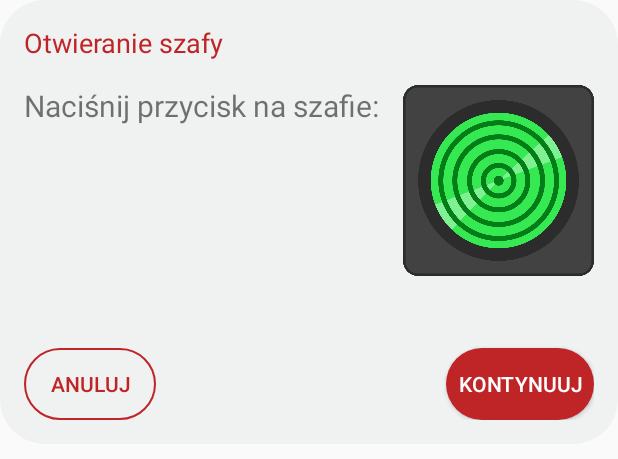
After one commit to Magg-SI/Szafy, an Android app: the layout fragment_dialog_open_locker.xml on its own in the app's theme, with its tools: preview values and no code run, on a phone screen of 412 x 824 dp. The commit adds this screen. Shown: the top 459 px of the screen. Run offline under Robolectric (Android 15) with nearby library versions, the phone set to English and light mode, and no system bars.

Commit message:
open locker dialog

```diff
--- a/app/src/main/java/pl/tysia/martech/BusinessLogic/Domain/User.kt
+++ b/app/src/main/java/pl/tysia/martech/BusinessLogic/Domain/User.kt
@@ -1,7 +1,8 @@
-package pl.tysia.maggwarehouse.BusinessLogic.Domain
+package pl.tysia.martech.BusinessLogic.Domain
 
 import android.content.Context
 import android.preference.PreferenceManager
+import pl.tysia.maggwarehouse.BusinessLogic.Domain.UserType
 
 class User(var login: String) {
     var password : String? = null
--- a/app/src/main/java/pl/tysia/martech/Persistance/ApiClients/LoginClient.kt
+++ b/app/src/main/java/pl/tysia/martech/Persistance/ApiClients/LoginClient.kt
@@ -1,6 +1,6 @@
 package pl.tysia.maggwarehouse.Persistance
 
-import pl.tysia.maggwarehouse.BusinessLogic.Domain.User
+import pl.tysia.martech.BusinessLogic.Domain.User
 import pl.tysia.martech.Persistance.Result
 
 interface LoginClient {
--- a/app/src/main/java/pl/tysia/martech/Persistance/ApiClients/LoginClientImpl.kt
+++ b/app/src/main/java/pl/tysia/martech/Persistance/ApiClients/LoginClientImpl.kt
@@ -1,8 +1,7 @@
 package pl.tysia.martech.Persistance.ApiClients
 
-import android.text.BoringLayout
 import org.json.JSONObject
-import pl.tysia.maggwarehouse.BusinessLogic.Domain.User
+import pl.tysia.martech.BusinessLogic.Domain.User
 import pl.tysia.maggwarehouse.BusinessLogic.Domain.UserType
 import pl.tysia.maggwarehouse.Persistance.LoginClient
 import pl.tysia.martech.Persistance.Connection.URLConnectionManagerImpl
@@ -72,6 +71,7 @@ class LoginClientImpl : LoginClient {
         val resCode = jsonRes.getInt(JSON_ERROR_CODE)
         val resMessage = jsonRes.getString(JSON_ERROR_MESSAGE)
 
+        if (resCode == OK){
             val userID = jsonRes.getInt("userID")
             val token = jsonRes.getString("token")
             val isAdmin = jsonRes.getBoolean("isAdmin")
@@ -81,6 +81,7 @@ class LoginClientImpl : LoginClient {
             user.token = token
             user.type = if (isAdmin) UserType.ADMIN else UserType.WORKER
             user.lockerID  = szafaID
+        }
 
         return Result<User>(user, resCode, resMessage)
     }
--- a/app/src/main/java/pl/tysia/martech/Persistance/ApiClients/LoginClientMock.kt
+++ b/app/src/main/java/pl/tysia/martech/Persistance/ApiClients/LoginClientMock.kt
@@ -1,6 +1,6 @@
 package pl.tysia.maggwarehouse.Persistance
 
-import pl.tysia.maggwarehouse.BusinessLogic.Domain.User
+import pl.tysia.martech.BusinessLogic.Domain.User
 import pl.tysia.maggwarehouse.BusinessLogic.Domain.UserType
 import pl.tysia.martech.Persistance.Result
 
--- a/app/src/main/java/pl/tysia/martech/Presentation/UserInterface/Activities/LoginActivity.kt
+++ b/app/src/main/java/pl/tysia/martech/Presentation/UserInterface/Activities/LoginActivity.kt
@@ -25,13 +25,11 @@ import android.content.Intent
 import android.support.v7.app.AlertDialog
 import android.support.v7.widget.Toolbar
 import android.view.MenuItem
-import android.widget.Toast
 
 import kotlinx.android.synthetic.main.activity_login.*
 import pl.tysia.martech.R
-import pl.tysia.maggwarehouse.BusinessLogic.Domain.User
+import pl.tysia.martech.BusinessLogic.Domain.User
 import pl.tysia.maggwarehouse.Persistance.LoginClient
-import pl.tysia.maggwarehouse.Persistance.LoginClientMock
 import pl.tysia.martech.Persistance.ApiClients.LoginClientImpl
 import pl.tysia.martech.Persistance.Result
 
@@ -267,6 +265,8 @@ class LoginActivity : AppCompatActivity(), LoaderCallbacks<Cursor> {
                 Result.RESULT_OK ->
                     openMainActivity()
             }
+
+            showProgress(false)
         }
 
         override fun onCancelled() {
--- a/app/src/main/java/pl/tysia/martech/Presentation/UserInterface/Activities/PasswordChangeActivity.kt
+++ b/app/src/main/java/pl/tysia/martech/Presentation/UserInterface/Activities/PasswordChangeActivity.kt
@@ -14,10 +14,9 @@ import android.text.TextUtils
 import android.view.MenuItem
 import android.view.View
 import android.widget.Toast
-import kotlinx.android.synthetic.main.activity_login.*
 import kotlinx.android.synthetic.main.activity_password_change.*
 import kotlinx.android.synthetic.main.app_bar.*
-import pl.tysia.maggwarehouse.BusinessLogic.Domain.User
+import pl.tysia.martech.BusinessLogic.Domain.User
 import pl.tysia.martech.Persistance.ApiClients.LoginClientImpl
 import pl.tysia.martech.Persistance.Result
 import pl.tysia.martech.R
@@ -168,7 +167,6 @@ class PasswordChangeActivity : AppCompatActivity() {
             showProgress(false)
 
             when {
-                result != null -> okDialog(getString(R.string.exception_occurres), result.resultMessage)
 
                 result?.resultCode == Result.RESULT_OK -> {
                     finish()
@@ -177,6 +175,7 @@ class PasswordChangeActivity : AppCompatActivity() {
 
                 exceptionOccurred -> okDialog(getString(R.string.connection_error), getString(R.string.connectoin_error_long_message))
 
+                result != null -> okDialog(getString(R.string.exception_occurres), result.resultMessage)
             }
         }
 
--- a/app/src/main/java/pl/tysia/martech/Presentation/UserInterface/Activities/ScannerActivity.java
+++ b/app/src/main/java/pl/tysia/martech/Presentation/UserInterface/Activities/ScannerActivity.java
@@ -17,7 +17,7 @@ import com.google.zxing.Result;
 import java.io.IOException;
 
 import me.dm7.barcodescanner.zxing.ZXingScannerView;
-import pl.tysia.maggwarehouse.BusinessLogic.Domain.User;
+import pl.tysia.martech.BusinessLogic.Domain.User;
 import pl.tysia.martech.BusinessLogic.Domain.Ware;
 import pl.tysia.martech.Persistance.ApiClients.WaresClient;
 import pl.tysia.martech.Persistance.ApiClients.WaresClientImpl;
--- a/app/src/main/java/pl/tysia/martech/Presentation/UserInterface/Activities/WaresActivities/CollectWaresCatalogActivity.kt
+++ b/app/src/main/java/pl/tysia/martech/Presentation/UserInterface/Activities/WaresActivities/CollectWaresCatalogActivity.kt
@@ -2,8 +2,7 @@ package pl.tysia.martech.Presentation.UserInterface.Activities.WaresActivities
 
 import android.os.AsyncTask
 import android.widget.Toast
-import pl.tysia.maggwarehouse.BusinessLogic.Domain.User
-import pl.tysia.martech.Persistance.ApiClients.WaresClientMock
+import pl.tysia.martech.BusinessLogic.Domain.User
 import pl.tysia.martech.Presentation.PresentationLogic.Catalogs.CatalogAdapter
 import pl.tysia.martech.BusinessLogic.Domain.Order
 import pl.tysia.martech.Persistance.ApiClients.WaresClientImpl
--- a/app/src/main/java/pl/tysia/martech/Presentation/UserInterface/Activities/WaresActivities/OrderWaresCatalogActivity.kt
+++ b/app/src/main/java/pl/tysia/martech/Presentation/UserInterface/Activities/WaresActivities/OrderWaresCatalogActivity.kt
@@ -2,11 +2,10 @@ package pl.tysia.martech.Presentation.UserInterface.Activities.WaresActivities
 
 import android.os.AsyncTask
 import android.widget.Toast
-import pl.tysia.maggwarehouse.BusinessLogic.Domain.User
+import pl.tysia.martech.BusinessLogic.Domain.User
 import pl.tysia.martech.Presentation.PresentationLogic.Catalogs.CatalogAdapter
 import pl.tysia.martech.BusinessLogic.Domain.Order
 import pl.tysia.martech.Persistance.ApiClients.WaresClientImpl
-import pl.tysia.martech.Persistance.ApiClients.WaresClientMock
 import pl.tysia.martech.Presentation.PresentationLogic.Catalogs.OrderWareCatalogAdapter
 import pl.tysia.martech.R
 import java.io.IOException
--- a/app/src/main/java/pl/tysia/martech/Presentation/UserInterface/Activities/WaresActivities/StocktakingCatalogActivity.kt
+++ b/app/src/main/java/pl/tysia/martech/Presentation/UserInterface/Activities/WaresActivities/StocktakingCatalogActivity.kt
@@ -2,10 +2,9 @@ package pl.tysia.martech.Presentation.UserInterface.Activities.WaresActivities
 
 import android.os.AsyncTask
 import android.widget.Toast
-import pl.tysia.maggwarehouse.BusinessLogic.Domain.User
+import pl.tysia.martech.BusinessLogic.Domain.User
 import pl.tysia.martech.BusinessLogic.Domain.Order
 import pl.tysia.martech.Persistance.ApiClients.WaresClientImpl
-import pl.tysia.martech.Persistance.ApiClients.WaresClientMock
 import pl.tysia.martech.Presentation.PresentationLogic.Catalogs.CatalogAdapter
 import pl.tysia.martech.Presentation.PresentationLogic.Catalogs.StocktakeCatalogAdapter
 import pl.tysia.martech.R
--- a/app/src/main/res/layout/activity_colect_wares.xml
+++ b/app/src/main/res/layout/activity_colect_wares.xml
@@ -86,7 +86,7 @@
                 android:layout_width="match_parent"
                 android:layout_height="84dp"
                 android:layout_gravity="bottom"
-                android:background="@drawable/rounded_background_white"
+                android:background="@drawable/rounded_background_black"
                 android:gravity="center"
                 android:orientation="horizontal"
                 android:padding="16dp">
--- /dev/null
+++ b/app/src/main/res/layout/fragment_dialog_open_locker.xml
@@ -0,0 +1,79 @@
+<?xml version="1.0" encoding="utf-8"?>
+<android.support.constraint.ConstraintLayout xmlns:android="http://schemas.android.com/apk/res/android"
+    xmlns:app="http://schemas.android.com/apk/res-auto"
+    xmlns:tools="http://schemas.android.com/tools"
+    android:layout_width="match_parent"
+    android:layout_height="wrap_content"
+    android:background="@drawable/rounded_background_shade"
+    android:padding="16dp"
+    android:paddingBottom="16dp">
+
+    <Button
+        android:id="@+id/openedButton"
+        style="@style/Widget.AppCompat.Button"
+        android:layout_width="wrap_content"
+        android:layout_height="wrap_content"
+        android:layout_marginTop="48dp"
+        android:layout_weight="0.5"
+        android:background="@drawable/rounded_button"
+        android:padding="8dp"
+        android:text="Kontynuuj"
+        android:textColor="@android:color/white"
+        app:layout_constraintEnd_toEndOf="@+id/linearLayout"
+        app:layout_constraintTop_toBottomOf="@+id/linearLayout" />
+
+    <Button
+        android:id="@+id/cancelButton"
+        style="@style/Widget.AppCompat.Button.Borderless.Colored"
+        android:layout_width="wrap_content"
+        android:layout_height="wrap_content"
+        android:layout_marginTop="48dp"
+        android:layout_weight="0.5"
+        android:background="@drawable/rounded_button_dark"
+        android:enabled="true"
+        android:text="Anuluj"
+        app:layout_constraintStart_toStartOf="@+id/linearLayout"
+        app:layout_constraintTop_toBottomOf="@+id/linearLayout" />
+
+    <LinearLayout
+        android:id="@+id/linearLayout"
+        android:layout_width="match_parent"
+        android:layout_height="wrap_content"
+        android:orientation="horizontal"
+        app:layout_constraintEnd_toEndOf="parent"
+        app:layout_constraintStart_toStartOf="parent"
+        app:layout_constraintTop_toBottomOf="@+id/textView3">
+
+        <TextView
+            android:id="@+id/textView4"
+            android:layout_width="wrap_content"
+            android:layout_height="wrap_content"
+            android:layout_weight="0.001"
+            android:text="Naciśnij przycisk na szafie:"
+            android:textSize="20sp" />
+
+        <ImageView
+            android:id="@+id/imageView8"
+            android:layout_width="wrap_content"
+            android:layout_height="wrap_content"
+            android:layout_marginStart="16dp"
+            android:layout_marginLeft="16dp"
+            android:layout_weight="1"
+            android:adjustViewBounds="true"
+            android:scaleType="fitXY"
+            app:srcCompat="@drawable/przycisk" />
+    </LinearLayout>
+
+    <TextView
+        android:id="@+id/textView3"
+        android:layout_width="match_parent"
+        android:layout_height="wrap_content"
+        android:paddingBottom="16dp"
+        android:text="Otwieranie szafy"
+        android:textColor="@color/colorAccent"
+        android:textSize="18sp"
+        app:layout_constraintEnd_toEndOf="parent"
+        app:layout_constraintStart_toStartOf="parent"
+        app:layout_constraintTop_toTopOf="parent" />
+
+</android.support.constraint.ConstraintLayout>
```
Also changed, not shown: app/src/main/java/pl/tysia/martech/Presentation/UserInterface/Activities/MainActivity.java (+14 -5 lines), app/src/main/java/pl/tysia/martech/Presentation/UserInterface/Activities/WaresActivities/WaresCatalogActivity.kt (+10 -5 lines), app/src/main/java/pl/tysia/martech/Presentation/UserInterface/Fragments/DialogFragmentLockersList.kt (+1 -7 lines), app/src/main/java/pl/tysia/martech/Presentation/UserInterface/Fragments/DialogFragmentOpenLocker.kt (added, +96 -0 lines), app/src/main/java/pl/tysia/martech/Presentation/UserInterface/Fragments/DialogFragmentPassword.kt (+12 -11 lines), app/src/main/res/drawable-v24/rounded_background_black.xml (renamed from app/src/main/res/drawable-v24/rounded_background_white.xml), app/src/main/res/drawable/przycisk.png (added), 1 other file. Lines whose indentation alone changed are shown as unchanged.
